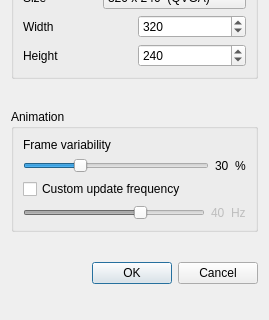
This is src/AlgorithmSelectionDialog.ui in markus-wa/glmixer-mirror as Qt 5 draws it before an edit; both pictures show x 0 to 269 and y 199 to 519 of the 269 by 519 pixel window. The edited form follows.
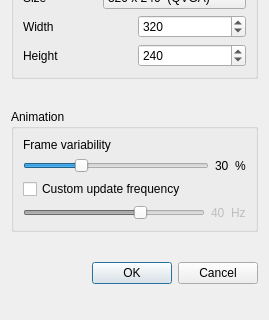
This is the edited form. Icons and pictures are not drawn.

What changed in the file:
```diff
--- a/src/AlgorithmSelectionDialog.ui
+++ b/src/AlgorithmSelectionDialog.ui
@@ -291,7 +291,7 @@
         <item>
          <widget class="QSlider" name="variabilitySlider">
           <property name="minimum">
-           <number>1</number>
+           <number>0</number>
           </property>
           <property name="maximum">
            <number>100</number>
```
Left out of the diff: 11 changed lines with no effect on the pictures.
